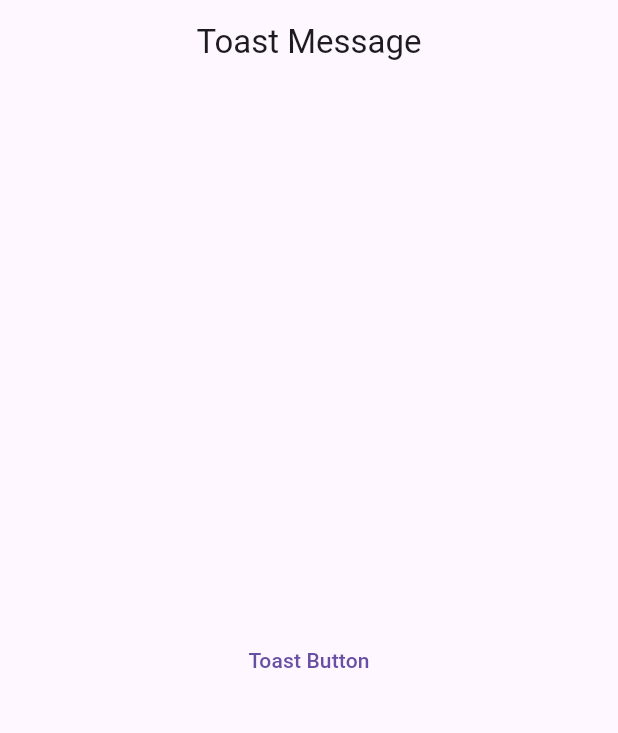
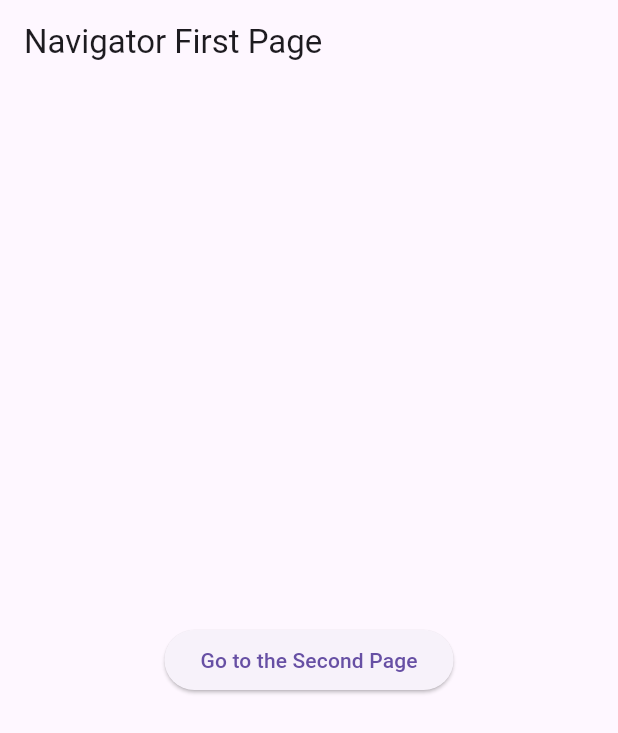
Before and after one commit to dw0124/Flutter_Study, a Flutter app: the screen it shows after launch, on a phone screen of 412 x 824 dp. Shown: the top 733 px of the screen. Run offline on Flutter 3.47's test engine with Material 3 defaults, Android fonts, the phone set to English and light mode, and no system bars; our stand-ins replace fluttertoast.

Commit message:
Navigator를 사용한 화면전환 + Route

```diff
--- a/lib/main.dart
+++ b/lib/main.dart
@@ -1,6 +1,7 @@
 import 'package:flutter/material.dart';
 import 'package:start_flutter/BBANTO.dart';
 import 'package:start_flutter/startAppbar.dart';
+import 'package:start_flutter/startNavigator.dart';
 import 'package:start_flutter/startSnackBar.dart';
 import 'package:start_flutter/startToastMessage.dart';
 
@@ -8,7 +9,8 @@ import 'package:start_flutter/startToastMessage.dart';
 // void main() => runApp(BBantoApp());
 // void main() => runApp(StartAppBar());
 // void main() => runApp(StartSnackBar());
-void main() => runApp(StartToastmessage());
+// void main() => runApp(StartToastmessage());
+void main() => runApp(StartNavigator());
 
 class MyApp extends StatelessWidget {
 
--- /dev/null
+++ b/lib/startNavigator.dart
@@ -0,0 +1,56 @@
+import 'package:flutter/material.dart';
+
+class StartNavigator extends StatelessWidget {
+  const StartNavigator({super.key});
+
+  @override
+  Widget build(BuildContext context) {
+    return MaterialApp(
+      home: FirstPage(),
+    );
+  }
+}
+
+class FirstPage extends StatelessWidget {
+  const FirstPage({super.key});
+
+  @override
+  Widget build(BuildContext context) {
+    return Scaffold(
+      appBar: AppBar(
+        title: Text('Navigator First Page'),
+      ),
+      body: Center(
+        child: ElevatedButton(
+            child: Text('Go to the Second Page'),
+            onPressed: () {
+              var page = SecondPage();
+              var route = MaterialPageRoute(builder: (BuildContext context) => page);
+              Navigator.push(context, route);
+            },
+        ),
+      ),
+    );
+  }
+}
+
+class SecondPage extends StatelessWidget {
+  const SecondPage({super.key});
+
+  @override
+  Widget build(BuildContext context) {
+    return Scaffold(
+      appBar: AppBar(
+        title: Text('Navigator Second Page'),
+      ),
+      body: Center(
+        child: ElevatedButton(
+          child: Text('Go to the First Page'),
+          onPressed: () {
+            Navigator.pop(context);
+          },
+        ),
+      ),
+    );
+  }
+}
```
